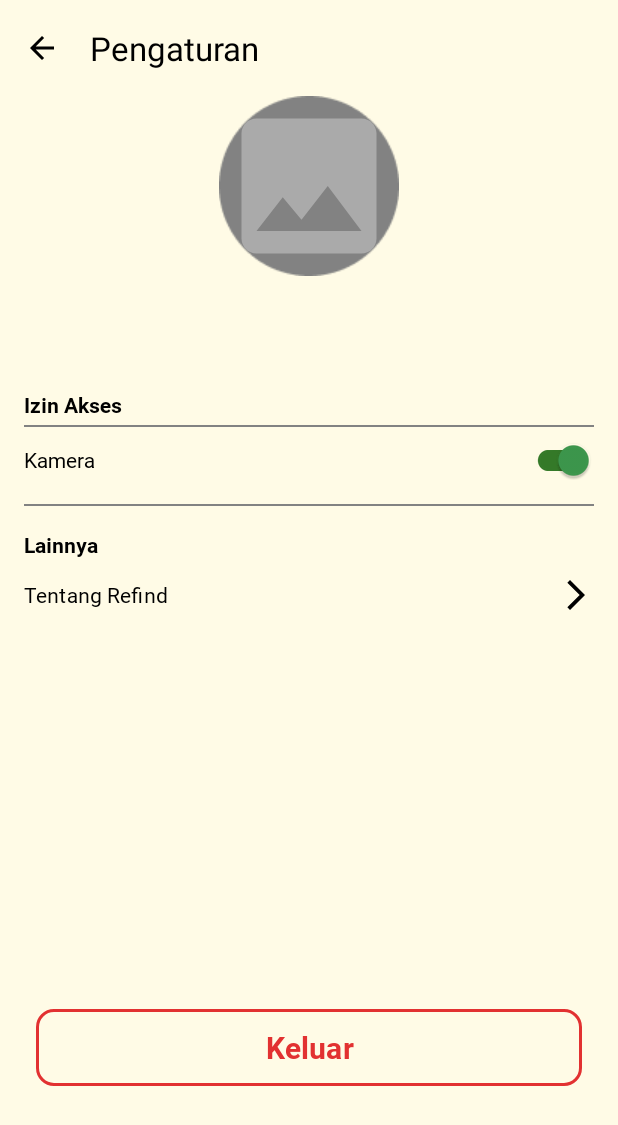
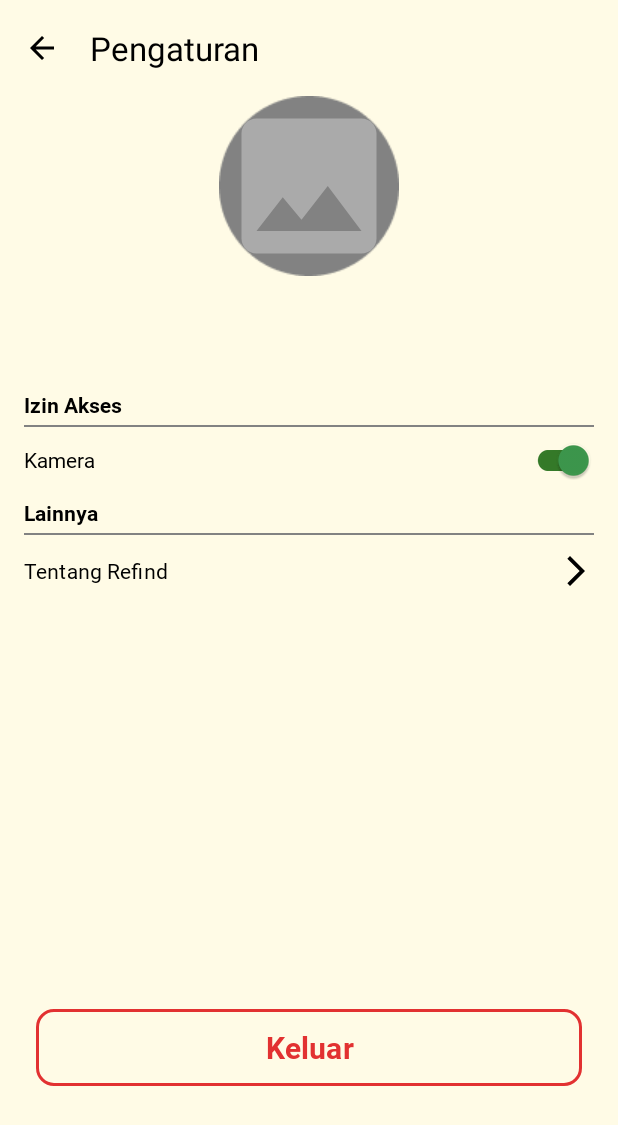
Before and after one commit to capstonec242ps168/Mobile-Dev-App, an Android app: the fragment BookmarkFragment placed in its activity, after a tap on "Settings", on a phone screen of 412 x 824 dp. Shown: the top 1125 px of the screen. Run offline under Robolectric (Android 15) with nearby library versions, the phone set to English and light mode, and no system bars; our stand-ins replace Firebase (no records; nobody signed in at launch, a user with empty details on screens opened directly); pictures from the network do not load; 1 statement that could not run was skipped.

Commit message:
fix bug(navbar,bookmark toogle) and minor ui fix

```diff
--- a/app/src/main/java/com/valdo/refind/ui/BookmarkFragment.kt
+++ b/app/src/main/java/com/valdo/refind/ui/BookmarkFragment.kt
@@ -44,6 +44,14 @@ class BookmarkFragment : Fragment() {
         recyclerView.adapter = adapter
 
         loadBookmarks()
+    }
+
+    override fun onResume() {
+        super.onResume()
+
+        activity?.findViewById<View>(R.id.bottomAppBar)?.visibility = View.VISIBLE
+        activity?.findViewById<View>(R.id.bottom_navigation)?.visibility = View.VISIBLE
+        activity?.findViewById<View>(R.id.fab)?.visibility = View.VISIBLE
     }
 
     private fun loadBookmarks() {
--- a/app/src/main/java/com/valdo/refind/ui/HomeFragment.kt
+++ b/app/src/main/java/com/valdo/refind/ui/HomeFragment.kt
@@ -11,6 +11,7 @@ import androidx.fragment.app.Fragment
 import androidx.fragment.app.FragmentTransaction
 import androidx.recyclerview.widget.LinearLayoutManager
 import androidx.recyclerview.widget.RecyclerView
+import com.google.android.material.progressindicator.CircularProgressIndicator
 import com.valdo.refind.R
 import com.valdo.refind.data.remote.ApiClient
 import com.valdo.refind.data.remote.ApiClient.apiService
@@ -123,10 +124,13 @@ class HomeFragment : Fragment() {
         rvNews.adapter = listNewsAdapter
     }
     private fun fetchNews() {
+        val progressIndicator = view?.findViewById<CircularProgressIndicator>(R.id.progressIndicatorNews)
+        progressIndicator?.visibility = View.VISIBLE // Show the progress indicator
         // Example API call, replace with your actual logic
         val apiService = ApiClient.apiService
         apiService.getNews().enqueue(object : Callback<NewsResponse> {
             override fun onResponse(call: Call<NewsResponse>, response: Response<NewsResponse>) {
+                progressIndicator?.visibility = View.GONE // Hide the progress indicator
                 if (response.isSuccessful) {
                     val newsList = response.body()?.result ?: emptyList()
                     listNewsAdapter.updateNews(newsList) // Update adapter with fetched news
--- a/app/src/main/java/com/valdo/refind/ui/SettingFragment.kt
+++ b/app/src/main/java/com/valdo/refind/ui/SettingFragment.kt
@@ -100,7 +100,7 @@ class SettingFragment : Fragment() {
             cameraSwitch.isChecked = true
             cameraSwitch.isEnabled = false
             (activity as? MainActivity)?.enableFAB(true) // Mengaktifkan FAB
-            Toast.makeText(context, "Anda telah mengizinkan akses kamera. Selamat menikmati!", Toast.LENGTH_SHORT).show()
+            Toast.makeText(context, "Anda telah mengizinkan akses kamera", Toast.LENGTH_SHORT).show()
         } else {
             cameraSwitch.isChecked = false
             cameraSwitch.isEnabled = true
--- a/app/src/main/java/com/valdo/refind/ui/SplashScreenActivity.kt
+++ b/app/src/main/java/com/valdo/refind/ui/SplashScreenActivity.kt
@@ -15,7 +15,7 @@ class SplashScreenActivity : AppCompatActivity() {
         val background = object : Thread(){
             override fun run(){
                 try {
-                    sleep(2000)
+                    sleep(1500)
 
                     val intent = Intent(baseContext, LandingActivity::class.java)
                     startActivity(intent)
--- a/app/src/main/res/layout/fragment_craft.xml
+++ b/app/src/main/res/layout/fragment_craft.xml
@@ -27,7 +27,8 @@
             android:id="@+id/recyclerViewCrafts"
             android:layout_width="match_parent"
             android:layout_height="match_parent"
-            android:padding="16dp"
+            android:paddingHorizontal="16dp"
+            android:paddingTop="16dp"
             tools:listitem="@layout/item_card_craft" />
 
     </androidx.constraintlayout.widget.ConstraintLayout>
--- a/app/src/main/res/layout/fragment_setting.xml
+++ b/app/src/main/res/layout/fragment_setting.xml
@@ -105,13 +105,12 @@
         android:layout_width="0dp"
         android:layout_height="1dp"
         android:layout_marginStart="16dp"
-        android:layout_marginTop="20dp"
+        android:layout_marginTop="4dp"
         android:layout_marginEnd="16dp"
         android:background="@color/gray"
         app:layout_constraintEnd_toEndOf="parent"
-        app:layout_constraintHorizontal_bias="0.0"
         app:layout_constraintStart_toStartOf="parent"
-        app:layout_constraintTop_toBottomOf="@id/camera_permission" />
+        app:layout_constraintTop_toBottomOf="@id/other_title" />
 
     <TextView
         android:id="@+id/other_title"
@@ -125,7 +124,7 @@
         android:textSize="14sp"
         android:textStyle="bold"
         app:layout_constraintStart_toStartOf="parent"
-        app:layout_constraintTop_toBottomOf="@id/divider_other" />
+        app:layout_constraintTop_toBottomOf="@id/camera_permission" />
 
     <!-- About Section -->
     <Button
@@ -141,7 +140,7 @@
         android:text="@string/about_refind"
         android:textColor="@color/black"
         app:layout_constraintStart_toStartOf="parent"
-        app:layout_constraintTop_toBottomOf="@id/other_title" />
+        app:layout_constraintTop_toBottomOf="@id/divider_other" />
 
     <!-- Logout Button -->
     <Button
--- a/app/src/main/res/layout/item_card_craft.xml
+++ b/app/src/main/res/layout/item_card_craft.xml
@@ -50,7 +50,7 @@
             android:layout_marginStart="8dp"
             android:layout_marginEnd="16dp"
             android:ellipsize="end"
-            android:fontFamily="@font/roboto_bold"
+            android:fontFamily="@font/roboto_regular"
             android:maxLines="1"
             android:text="@string/craft"
             android:textColor="@color/white"
--- a/app/src/main/res/layout/item_card_news.xml
+++ b/app/src/main/res/layout/item_card_news.xml
@@ -48,7 +48,7 @@
             android:layout_marginStart="8dp"
             android:layout_marginEnd="8dp"
             android:ellipsize="end"
-            android:fontFamily="@font/roboto_bold"
+            android:fontFamily="@font/roboto_regular"
             android:maxLines="1"
             android:text="@string/news_title"
             android:textColor="@color/white"
--- a/app/src/main/res/values/strings.xml
+++ b/app/src/main/res/values/strings.xml
@@ -47,6 +47,8 @@
     <string name="shoe">Sepatu</string>
     <string name="glass">Kaca</string>
     <string name="biological">Organik</string>
+    <string name="battery">Baterai</string>
+    <string name="trash">Sampah berbahaya</string>
     <string name="welcome_text">Barang bekas numpuk? ayo olah jadi kerajinan!</string>
     <string name="password">Password</string>
     <string name="forgot_password_btn">Lupa Password?</string>
```
Also changed, not shown: app/src/main/java/com/valdo/refind/ui/CraftFragment.kt (+8 -0 lines), app/src/main/java/com/valdo/refind/ui/DetailCraftFragment.kt (+4 -8 lines), app/src/main/java/com/valdo/refind/ui/MainActivity.kt (+0 -23 lines), app/src/main/java/com/valdo/refind/ui/ResultFragment.kt (+17 -1 lines), app/src/main/res/layout/fragment_home.xml (+12 -1 lines).
